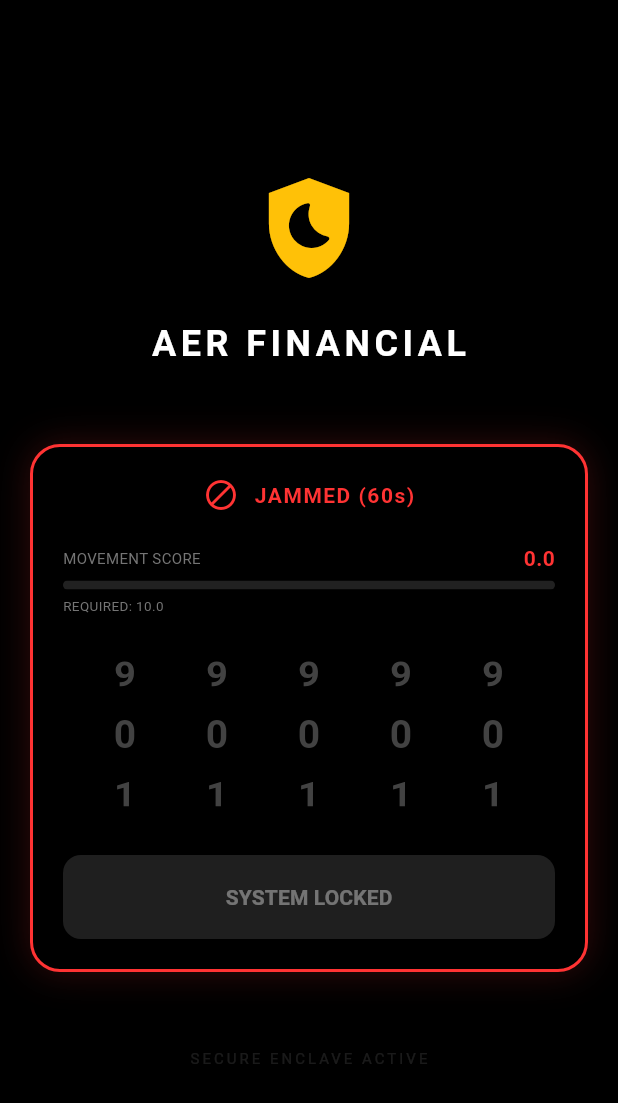
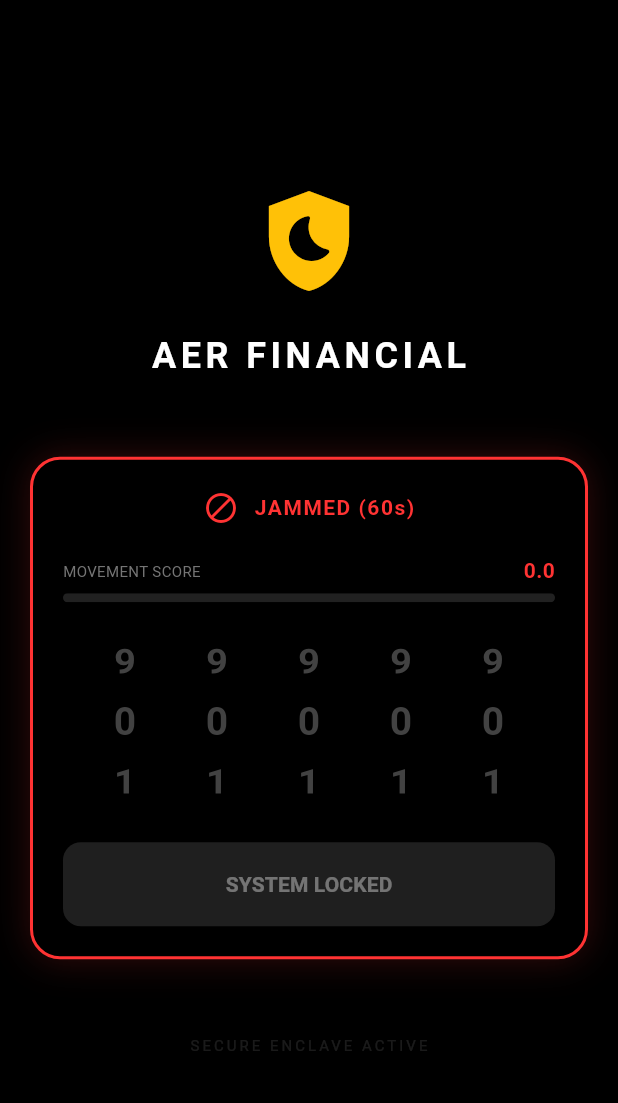
Before and after one commit to aerevo/CryptexAer, a Flutter app: the screen it shows after launch, after a tap on "AUTHENTICATE", on a phone screen of 412 x 824 dp. Shown: the top 1103 px of the screen. Run offline on Flutter 3.47's test engine with Material 3 defaults, Android fonts, the phone set to English and light mode, and no system bars; our stand-ins replace sensors_plus, shared_preferences.

Commit message:
Update cla_widget.dart

```diff
--- a/lib/cryptex_lock/src/cla_widget.dart
+++ b/lib/cryptex_lock/src/cla_widget.dart
@@ -1,5 +1,5 @@
 import 'dart:async';
-import 'dart:math'; // WAJIB untuk kira sudut
+import 'dart:math';
 import 'package:flutter/material.dart';
 import 'package:flutter/services.dart';
 import 'package:sensors_plus/sensors_plus.dart';
@@ -29,23 +29,17 @@ class CryptexLock extends StatefulWidget {
 class _CryptexLockState extends State<CryptexLock> {
   StreamSubscription<AccelerometerEvent>? _accelSub;
 
-  // --- ALGORITMA BARU: DELTA MOVEMENT (Sudut + Gegar) ---
-  // Kita simpan bacaan accelerometer sebelumnya
-  double _lastX = 0;
-  double _lastY = 0;
-  double _lastZ = 0;
-
-  // Markah Kemanusiaan (0.0 - 100.0)
+  // SENSOR LOGIC (DELTA MOVEMENT)
+  double _lastX = 0, _lastY = 0, _lastZ = 0;
   double _humanScore = 0.0;
   bool _isHuman = false;
+  static const double MOVEMENT_THRESHOLD = 0.3;
+  static const double DECAY_RATE = 0.5;
 
-  // SENSITIVITI (Boleh ubah jika terlalu susah/senang)
-  // Lantai (ketuk): Score naik lambat (< 0.5 per frame)
-  // Tangan: Score naik laju (> 2.0 per frame)
-  static const double MOVEMENT_THRESHOLD = 0.3;
-  static const double DECAY_RATE = 0.5; // Markah turun kalau diam
+  // SCROLL CONTROLLERS (Untuk Sinkronisasi Roda Rawak)
+  late List<FixedExtentScrollController> _scrollControllers;
 
-  // WARNA
+  // COLORS
   final Color _colLocked = const Color(0xFFFFD700);
   final Color _colFail = const Color(0xFFFF9800);
   final Color _colJam = const Color(0xFFFF3333);
@@ -55,41 +49,44 @@ class _CryptexLockState extends State<CryptexLock> {
   @override
   void initState() {
     super.initState();
+    _initScrollControllers(); // Initialize Controllers
     _startListening();
+  }
+
+  // UPDATE: Inisialisasi Roda ikut Nilai Rawak Controller
+  void _initScrollControllers() {
+    _scrollControllers = List.generate(5, (index) {
+      // Ambil nilai rawak dari controller
+      int startVal = widget.controller.getInitialValue(index);
+      return FixedExtentScrollController(initialItem: startVal);
+    });
+  }
+
+  // UPDATE: Kalau Controller tukar nilai (cth: lepas reset), UI kena ikut
+  @override
+  void didUpdateWidget(CryptexLock oldWidget) {
+    super.didUpdateWidget(oldWidget);
+    if (widget.controller != oldWidget.controller) {
+       // Reset controllers logic if needed (Advanced)
+    }
   }
 
   void _startListening() {
     _accelSub = accelerometerEvents.listen((AccelerometerEvent e) {
-      // 1. Kira perbezaan (Delta) dari bacaan terakhir
-      // Ini mengukur PERUBAHAN SUDUT, bukan sekadar gegaran hentakan.
       double deltaX = (e.x - _lastX).abs();
       double deltaY = (e.y - _lastY).abs();
       double deltaZ = (e.z - _lastZ).abs();
+      _lastX = e.x; _lastY = e.y; _lastZ = e.z;
 
-      // Kemaskini data terakhir
-      _lastX = e.x;
-      _lastY = e.y;
-      _lastZ = e.z;
-
-      // 2. Jumlahkan semua perubahan
       double totalDelta = deltaX + deltaY + deltaZ;
 
-      // 3. Sistem Pemarkahan (Score Accumulator)
       if (totalDelta > MOVEMENT_THRESHOLD) {
-        // Kalau bergerak (tangan), markah naik
         _humanScore += totalDelta;
       } else {
-        // Kalau diam (lantai), markah turun (reput)
         _humanScore -= DECAY_RATE;
       }
-
-      // Kunci markah antara 0 hingga 50
       _humanScore = _humanScore.clamp(0.0, 50.0);
 
-      // 4. Penentuan Mutlak
-      // Markah mesti lebih 10.0 untuk dianggap manusia.
-      // Ketuk skrin di lantai cuma bagi spike sekejap (markah naik sikit, lepas tu turun balik).
-      // Pegang di tangan sentiasa bagi markah tinggi.
       bool detectedHuman = _humanScore > 10.0;
 
       if (mounted) {
@@ -103,11 +100,12 @@ class _CryptexLockState extends State<CryptexLock> {
   @override
   void dispose() {
     _accelSub?.cancel();
+    // Dispose scroll controllers
+    for (var c in _scrollControllers) c.dispose();
     super.dispose();
   }
 
   void _handleUnlock() {
-    // Hantar keputusan ke Controller
     widget.controller.validateAttempt(hasPhysicalMovement: _isHuman);
   }
 
@@ -116,6 +114,9 @@ class _CryptexLockState extends State<CryptexLock> {
     return AnimatedBuilder(
       animation: widget.controller,
       builder: (context, child) {
+        // Semak kalau sistem baru lepas RESET (Scramble)
+        // Kita mungkin perlu jumpTo item baru secara manual jika values berubah drastik
+        // Tapi untuk MVP, initialItem sudah cukup.
         return _buildStateUI(widget.controller.state);
       },
     );
@@ -127,7 +128,6 @@ class _CryptexLockState extends State<CryptexLock> {
     IconData statusIcon;
     bool isInputDisabled = false;
 
-    // Logik Paparan
     switch (state) {
       case SecurityState.LOCKED:
         if (_isHuman) {
@@ -137,30 +137,26 @@ class _CryptexLockState extends State<CryptexLock> {
         } else {
           activeColor = _colDead;
           statusText = "DEVICE STATIC (TILT PHONE)";
-          statusIcon = Icons.screen_rotation; // Icon suruh pusing sikit
+          statusIcon = Icons.screen_rotation;
         }
         break;
-
       case SecurityState.VALIDATING:
         activeColor = Colors.white;
-        statusText = "VERIFYING BIOMETRICS...";
+        statusText = "VERIFYING...";
         statusIcon = Icons.radar;
         isInputDisabled = true;
         break;
-
       case SecurityState.SOFT_LOCK:
         activeColor = _colFail;
         statusText = "FAILED (${widget.controller.failedAttempts}/3)";
         statusIcon = Icons.warning_amber_rounded;
         break;
-
       case SecurityState.HARD_LOCK:
         activeColor = _colJam;
         statusText = "JAMMED (${widget.controller.remainingLockoutSeconds}s)";
         statusIcon = Icons.block;
         isInputDisabled = true;
         break;
-
       case SecurityState.UNLOCKED:
         activeColor = _colUnlock;
         statusText = "ACCESS GRANTED";
@@ -168,7 +164,6 @@ class _CryptexLockState extends State<CryptexLock> {
         isInputDisabled = true;
         Future.delayed(Duration.zero, widget.onSuccess);
         break;
-
       default:
         activeColor = _colLocked;
         statusText = "SYSTEM READY";
@@ -200,8 +195,7 @@ class _CryptexLockState extends State<CryptexLock> {
 
           const SizedBox(height: 20),
 
-          // --- BAR DEBUG SENSITIVITI ---
-          // Ini untuk Kapten nampak beza ketuk lantai vs pegang tangan
+          // DEBUG BAR
           Column(
             crossAxisAlignment: CrossAxisAlignment.start,
             children: [
@@ -222,16 +216,11 @@ class _CryptexLockState extends State<CryptexLock> {
               ClipRRect(
                 borderRadius: BorderRadius.circular(4),
                 child: LinearProgressIndicator(
-                  value: _humanScore / 50.0, // Skala penuh 50
+                  value: _humanScore / 50.0,
                   backgroundColor: Colors.grey[900],
                   color: _isHuman ? _colUnlock : _colJam,
                   minHeight: 6,
                 ),
-              ),
-              const SizedBox(height: 4),
-              Text(
-                "REQUIRED: 10.0",
-                style: TextStyle(color: Colors.grey[600], fontSize: 9)
               ),
             ],
           ),
@@ -276,6 +265,7 @@ class _CryptexLockState extends State<CryptexLock> {
     return SizedBox(
       width: 40,
       child: ListWheelScrollView.useDelegate(
+        controller: _scrollControllers[index], // GUNA CONTROLLER SINKRONISASI
         itemExtent: 40,
         physics: const FixedExtentScrollPhysics(),
         onSelectedItemChanged: (val) {
```
